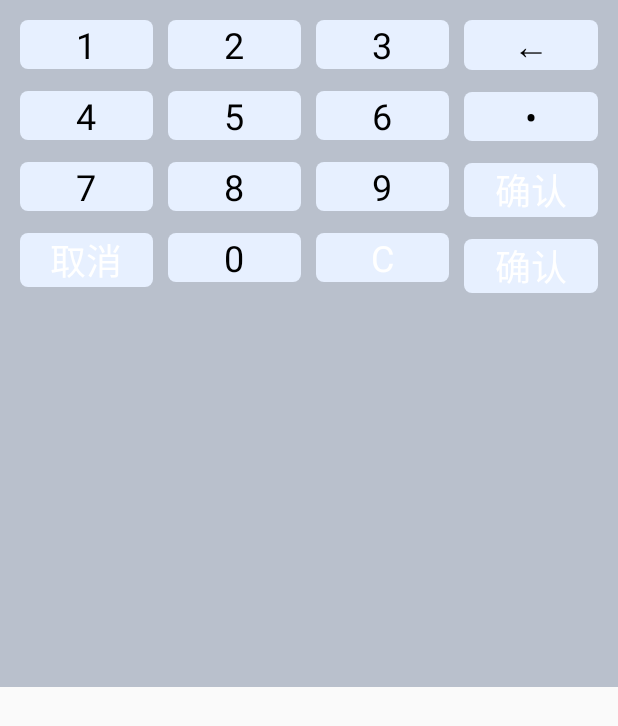
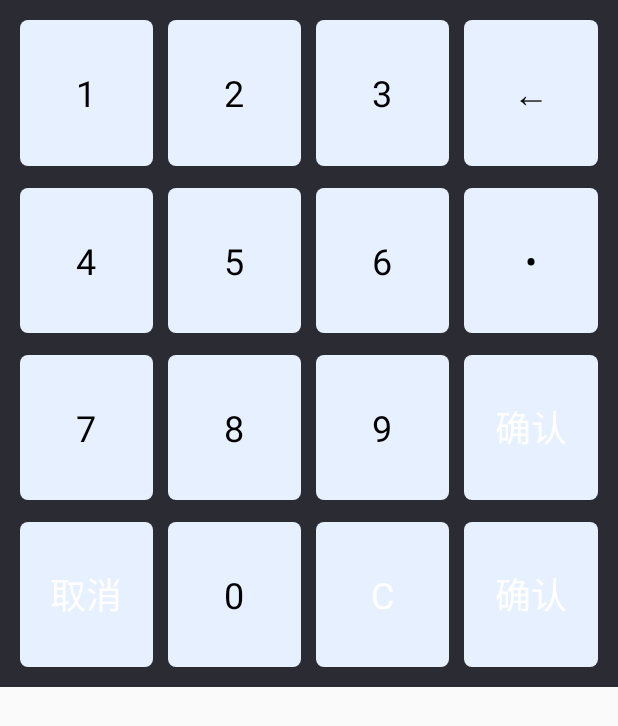
Before and after one commit to Vitaminzm/WangPos, an Android app: the layout dialog_horizontal_keyboard.xml on its own in the app's theme, with its tools: preview values and no code run, on a phone screen of 412 x 824 dp. Shown: the top 726 px of the screen. Run offline under Robolectric (Android 15) with nearby library versions, the phone set to English and light mode, and no system bars.

Commit message:
【chg】键盘宽度问题

```diff
--- a/app/src/main/java/com/symboltech/wangpos/activity/LoginActivity.java
+++ b/app/src/main/java/com/symboltech/wangpos/activity/LoginActivity.java
@@ -39,6 +39,7 @@ import com.symboltech.wangpos.utils.StringUtil;
 import com.symboltech.wangpos.utils.ToastUtils;
 import com.symboltech.wangpos.utils.Utils;
 import com.symboltech.wangpos.view.DrawableEditText;
+import com.symboltech.wangpos.view.HorizontalKeyBoard;
 
 import java.util.HashMap;
 import java.util.Map;
@@ -56,6 +57,7 @@ public class LoginActivity extends BaseActivity implements View.OnClickListener,
     @Bind(R.id.about)ImageView about;
     @Bind(R.id.loginout)ImageView loginout;
 
+    HorizontalKeyBoard a;
     /** login db dao */
     private UserNameDao und;
     private ListView listview;
@@ -100,6 +102,8 @@ public class LoginActivity extends BaseActivity implements View.OnClickListener,
         setContentView(R.layout.activity_login);
         MyApplication.addActivity(this);
         ButterKnife.bind(this);
+        a=new HorizontalKeyBoard(this,this,edit_username);
+        new HorizontalKeyBoard(this,this,edit_password);
         edit_password.setOnFocusChangeListener(this);
         edit_username.setOnFocusChangeListener(this);
         edit_username.setOnDrawableClickListener(new OnDrawableClickListener() {
--- a/app/src/main/java/com/symboltech/wangpos/view/HorizontalKeyBoard.java
+++ b/app/src/main/java/com/symboltech/wangpos/view/HorizontalKeyBoard.java
@@ -1,7 +1,4 @@
 package com.symboltech.wangpos.view;
-
-import java.lang.reflect.Field;
-import java.lang.reflect.Method;
 
 import android.app.Activity;
 import android.app.Dialog;
@@ -26,6 +23,9 @@ import android.widget.Toast;
 
 import com.symboltech.wangpos.R;
 import com.symboltech.wangpos.interfaces.KeyBoardListener;
+
+import java.lang.reflect.Field;
+import java.lang.reflect.Method;
 
 
 public class HorizontalKeyBoard extends Dialog implements OnClickListener, OnTouchListener, OnDismissListener {
@@ -216,7 +216,7 @@ public class HorizontalKeyBoard extends Dialog implements OnClickListener, OnTou
 					  mWindow.getDecorView().getLocationOnScreen(pos);
 				  }
 			  }
-			  float height = dpToPx(getContext(), 366);
+			  float height = dpToPx(getContext(), 500);
 
 			  Rect outRect = new Rect();
 			  mContentView.getWindowVisibleDisplayFrame(outRect);
@@ -325,7 +325,8 @@ public class HorizontalKeyBoard extends Dialog implements OnClickListener, OnTou
 			 sbar = 0;
 			 try {
 				 c = Class.forName("com.android.internal.R$dimen");
-				 obj = c.newInstance(); field = c.getField("status_bar_height");
+				 obj = c.newInstance();
+				 field = c.getField("status_bar_height");
 				 x = Integer.parseInt(field.get(obj).toString());
 				 sbar = context.getResources().getDimensionPixelSize(x);
 			 } catch (Exception e1) {
--- a/app/src/main/res/drawable/dialog_corner_light_gray_bt_shape.xml
+++ b/app/src/main/res/drawable/dialog_corner_light_gray_bt_shape.xml
@@ -4,6 +4,6 @@
 
     <corners android:radius="8px" />
 
-    <solid android:color="@color/light_gray" />
+    <solid android:color="@color/key_normal_color" />
 
 </shape>
--- a/app/src/main/res/drawable/dialog_corner_light_gray_hint_bt_shape.xml
+++ b/app/src/main/res/drawable/dialog_corner_light_gray_hint_bt_shape.xml
@@ -4,6 +4,6 @@
 
     <corners android:radius="8px" />
 
-    <solid android:color="@color/light_gray_hint" />
+    <solid android:color="@color/key_selected_color" />
 
 </shape>
--- a/app/src/main/res/layout/dialog_horizontal_keyboard.xml
+++ b/app/src/main/res/layout/dialog_horizontal_keyboard.xml
@@ -1,8 +1,8 @@
 <?xml version="1.0" encoding="utf-8"?>
 <LinearLayout xmlns:android="http://schemas.android.com/apk/res/android"
-    android:layout_width="match_parent"
+    android:layout_width="412dp"
     android:layout_height="458dp"
-    android:background="@drawable/key_selected_color"
+    android:background="@color/keyboard_bg_color"
     android:orientation="horizontal"
     android:paddingBottom="6dp"
     android:paddingLeft="13dp"
@@ -18,7 +18,7 @@
         <TextView
             android:id="@+id/dialog_horizontal_keyboard_bt_1"
             android:layout_width="match_parent"
-            android:layout_height="wrap_content"
+            android:layout_height="103dp"
             android:layout_marginBottom="7dp"
             android:layout_marginTop="7dp"
             android:layout_weight="1"
@@ -32,7 +32,7 @@
         <TextView
             android:id="@+id/dialog_horizontal_keyboard_bt_4"
             android:layout_width="match_parent"
-            android:layout_height="wrap_content"
+            android:layout_height="103dp"
             android:layout_marginBottom="7dp"
             android:layout_marginTop="7dp"
             android:layout_weight="1"
@@ -46,7 +46,7 @@
         <TextView
             android:id="@+id/dialog_horizontal_keyboard_bt_7"
             android:layout_width="match_parent"
-            android:layout_height="wrap_content"
+            android:layout_height="103dp"
             android:layout_marginBottom="7dp"
             android:layout_marginTop="7dp"
             android:layout_weight="1"
@@ -60,7 +60,7 @@
         <TextView
             android:id="@+id/dialog_horizontal_keyboard_bt_cancel"
             android:layout_width="match_parent"
-            android:layout_height="wrap_content"
+            android:layout_height="103dp"
             android:layout_marginBottom="7dp"
             android:layout_marginTop="7dp"
             android:layout_weight="1"
@@ -81,7 +81,7 @@
         <TextView
             android:id="@+id/dialog_horizontal_keyboard_bt_2"
             android:layout_width="match_parent"
-            android:layout_height="wrap_content"
+            android:layout_height="103dp"
             android:layout_marginBottom="7dp"
             android:layout_marginTop="7dp"
             android:layout_weight="1"
@@ -95,7 +95,7 @@
         <TextView
             android:id="@+id/dialog_horizontal_keyboard_bt_5"
             android:layout_width="match_parent"
-            android:layout_height="wrap_content"
+            android:layout_height="103dp"
             android:layout_marginBottom="7dp"
             android:layout_marginTop="7dp"
             android:layout_weight="1"
@@ -109,7 +109,7 @@
         <TextView
             android:id="@+id/dialog_horizontal_keyboard_bt_8"
             android:layout_width="match_parent"
-            android:layout_height="wrap_content"
+            android:layout_height="103dp"
             android:layout_marginBottom="7dp"
             android:layout_marginTop="7dp"
             android:layout_weight="1"
@@ -123,7 +123,7 @@
         <TextView
             android:id="@+id/dialog_horizontal_keyboard_bt_0"
             android:layout_width="match_parent"
-            android:layout_height="wrap_content"
+            android:layout_height="103dp"
             android:layout_marginBottom="7dp"
             android:layout_marginTop="7dp"
             android:layout_weight="1"
@@ -145,7 +145,7 @@
         <TextView
             android:id="@+id/dialog_horizontal_keyboard_bt_3"
             android:layout_width="match_parent"
-            android:layout_height="wrap_content"
+            android:layout_height="103dp"
             android:layout_marginBottom="7dp"
             android:layout_marginTop="7dp"
             android:layout_weight="1"
@@ -159,7 +159,7 @@
         <TextView
             android:id="@+id/dialog_horizontal_keyboard_bt_6"
             android:layout_width="match_parent"
-            android:layout_height="wrap_content"
+            android:layout_height="103dp"
             android:layout_marginBottom="7dp"
             android:layout_marginTop="7dp"
             android:layout_weight="1"
@@ -173,7 +173,7 @@
         <TextView
             android:id="@+id/dialog_horizontal_keyboard_bt_9"
             android:layout_width="match_parent"
-            android:layout_height="wrap_content"
+            android:layout_height="103dp"
             android:layout_marginBottom="7dp"
             android:layout_marginTop="7dp"
             android:layout_weight="1"
@@ -187,7 +187,7 @@
         <TextView
             android:id="@+id/dialog_horizontal_keyboard_bt_c"
             android:layout_width="match_parent"
-            android:layout_height="wrap_content"
+            android:layout_height="103dp"
             android:layout_marginBottom="7dp"
             android:layout_marginTop="7dp"
             android:layout_weight="1"
@@ -208,7 +208,7 @@
             <TextView
                 android:id="@+id/dialog_horizontal_keyboard_bt_back"
                 android:layout_width="match_parent"
-                android:layout_height="0dp"
+                android:layout_height="103dp"
                 android:layout_marginTop="7dp"
                 android:layout_marginBottom="7dp"
                 android:layout_weight="1"
@@ -221,7 +221,7 @@
             <TextView
                 android:id="@+id/dialog_horizontal_keyboard_bt_dot"
                 android:layout_width="match_parent"
-                android:layout_height="0dp"
+                android:layout_height="103dp"
                 android:layout_marginTop="7dp"
                 android:layout_marginBottom="7dp"
                 android:layout_weight="1"
@@ -234,7 +234,7 @@
             <TextView
                 android:id="@+id/dialog_horizontal_keyboard_bt_comfirm"
                 android:layout_width="match_parent"
-                android:layout_height="0dp"
+                android:layout_height="103dp"
                 android:layout_marginBottom="7dp"
                 android:layout_marginTop="7dp"
                 android:layout_weight="1"
@@ -246,7 +246,7 @@
             <TextView
                 android:id="@+id/dialog_horizontal_keyboard_bt_cncle"
                 android:layout_width="match_parent"
-                android:layout_height="0dp"
+                android:layout_height="103dp"
                 android:layout_marginBottom="7dp"
                 android:layout_marginTop="7dp"
                 android:layout_weight="1"
--- a/app/src/main/res/values/colors.xml
+++ b/app/src/main/res/values/colors.xml
@@ -33,8 +33,8 @@
     <color name="green">#2ab4b2</color>
     <color name="green_hint">#2c8988</color>
 
-    <drawable name="key_normal_color">#e7f0ff</drawable>
-    <drawable name="key_selected_color">#B9C0CC</drawable>
-    <drawable name="opkey_selected_color">#cbcfd5</drawable>
-    <drawable name="keyboard_bg_color">#2b2b34</drawable>
+    <color name="key_normal_color">#e7f0ff</color>
+    <color name="key_selected_color">#B9C0CC</color>
+    <color name="opkey_selected_color">#cbcfd5</color>
+    <color name="keyboard_bg_color">#2b2b34</color>
 </resources>
--- a/app/src/main/res/values/dimens.xml
+++ b/app/src/main/res/values/dimens.xml
@@ -5,6 +5,6 @@
     <!-- 圆角度 -->
     <dimen name="corners_radius">3dp</dimen>
     <!-- btn 配置-->
-    <dimen name="btn_width">145dp</dimen>
+    <dimen name="btn_width">150dp</dimen>
     <dimen name="btn_margin">9dp</dimen>
 </resources>
```
